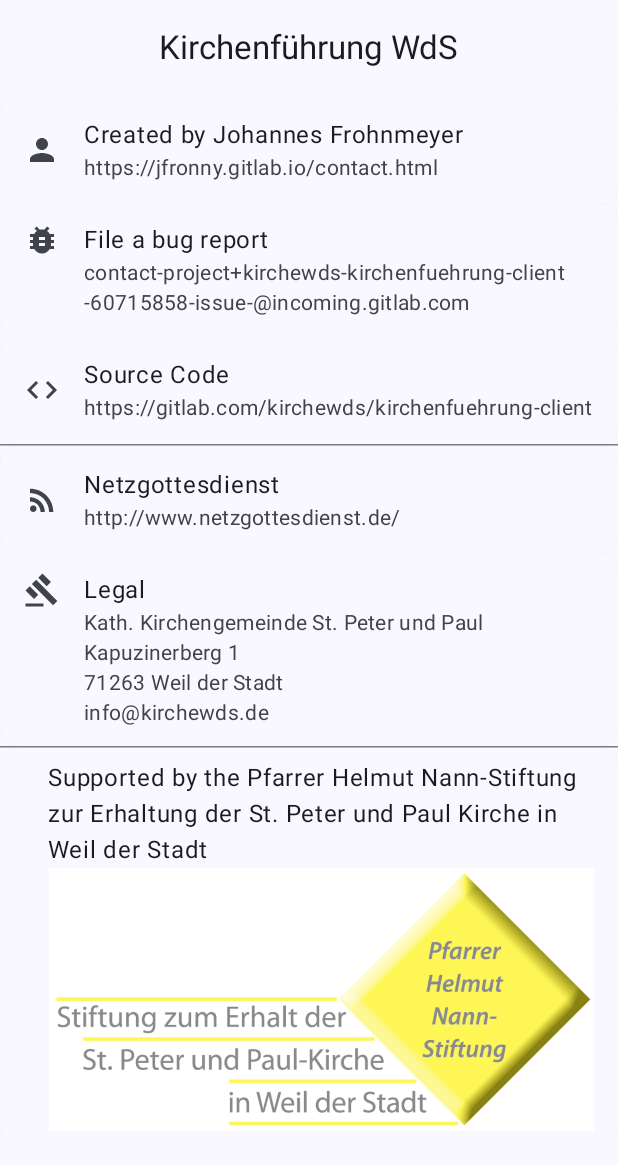
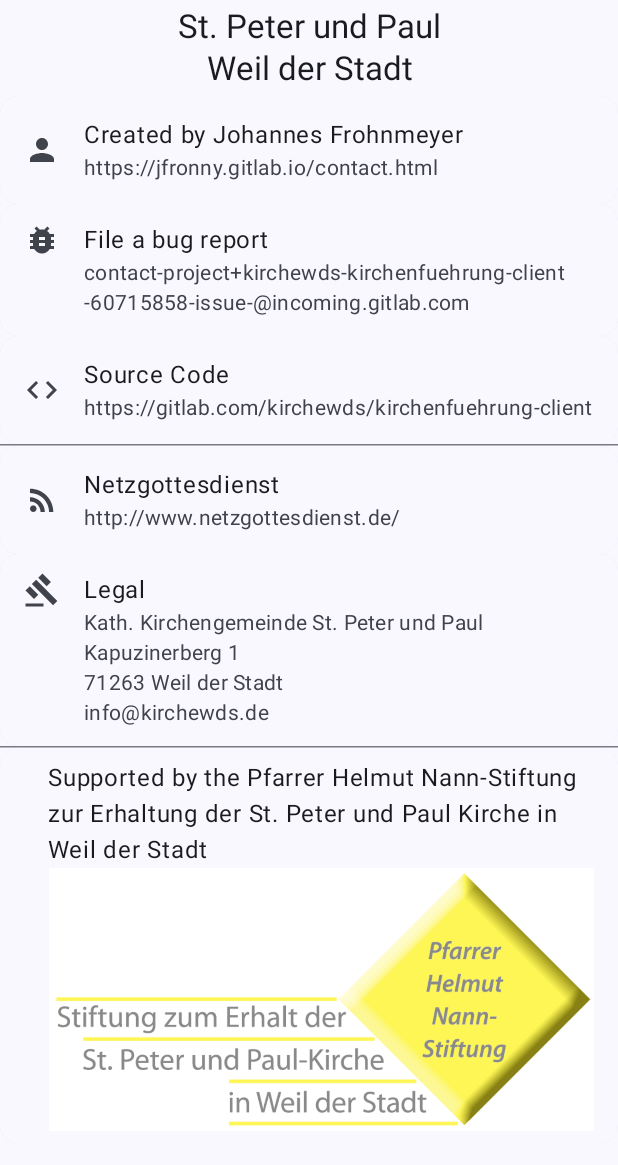
Before and after one commit to kirchewds/kirchenfuehrung-client, an Android app built with Jetpack Compose: the composable AboutRoute shown on its own in the app's theme, on a phone screen of 412 x 824 dp. Shown: the top 1165 px of the screen. Run offline under Robolectric (Android 15) with nearby library versions, the light colour scheme and no system bars; pictures from the network do not load; 5 statements that could not run were skipped.

Commit message:
feat: update branding

```diff
--- a/app/src/main/java/de/kirchewds/kirchenfuehrung/client/ui/Misc.kt
+++ b/app/src/main/java/de/kirchewds/kirchenfuehrung/client/ui/Misc.kt
@@ -35,6 +35,7 @@ import androidx.compose.ui.layout.ContentScale
 import androidx.compose.ui.platform.LocalConfiguration
 import androidx.compose.ui.res.painterResource
 import androidx.compose.ui.res.stringResource
+import androidx.compose.ui.text.style.TextAlign
 import androidx.compose.ui.unit.IntOffset
 import androidx.compose.ui.unit.dp
 import coil.compose.AsyncImagePainter
@@ -50,7 +51,7 @@ fun Wordmark() {
 //            contentDescription = stringResource(id = R.string.app_name),
 //            modifier = Modifier.size(48.dp)
 //        )
-        Text(stringResource(id = R.string.app_name), style = MaterialTheme.typography.titleLarge)
+        Text(stringResource(id = R.string.app_title), style = MaterialTheme.typography.titleLarge, textAlign = TextAlign.Center)
     }
 }
 
--- a/app/src/main/res/values/strings.xml
+++ b/app/src/main/res/values/strings.xml
@@ -1,5 +1,6 @@
 <resources>
-    <string name="app_name" translatable="false">Kirchenführung WdS</string>
+    <string name="app_name" translatable="false">Kirche Weil der Stadt</string>
+    <string name="app_title" translatable="false">St. Peter und Paul\nWeil der Stadt</string>
     <string name="retry">Retry</string>
     <string name="about">About</string>
     <string name="about_author">Created by Johannes Frohnmeyer</string>
```
Also changed, not shown: app/src/main/java/de/kirchewds/kirchenfuehrung/client/ui/ClientApp.kt (+6 -1 lines).
